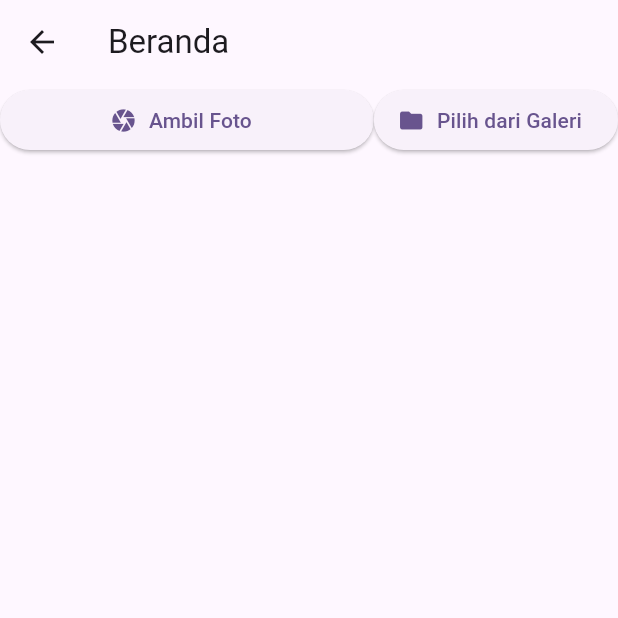
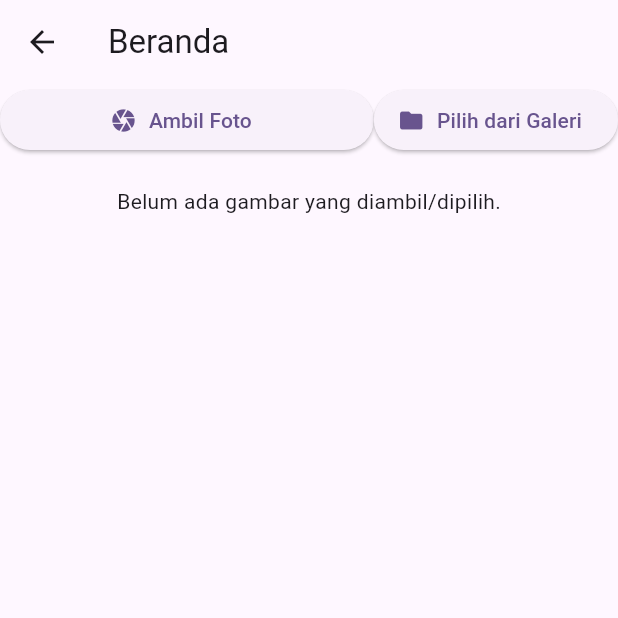
Before and after one commit to emzhran/CameraFile_0118, a Flutter app: the HomePage screen opened directly, on a phone screen of 412 x 824 dp, the top half of it. Run offline on Flutter 3.47's test engine with Material 3 defaults, Android fonts, the phone set to English and light mode, and no system bars; our stand-ins replace camera, image_picker, permission_handler.

Commit message:
menambahkan button untuk menghapus gambar dan menambahkan pesan jika belum ada gambar

```diff
--- a/lib/home_page.dart
+++ b/lib/home_page.dart
@@ -86,11 +86,26 @@ class _HomePageState extends State<HomePage> {
                 Text(
                   'Gambar disimpan di: ${_imageFile?.path ?? 'Tidak ada'}',
                   style: const TextStyle(fontSize: 12),
-                )
+                ),
+                ElevatedButton.icon(
+                  icon: const Icon(Icons.delete),
+                  label: const Text('Hapus Gambar'),
+                  onPressed: () async {
+                    await _imageFile?.delete();
+                    setState(() => _imageFile == null);
+                    ScaffoldMessenger.of(context).showSnackBar(
+                      const SnackBar(content: Text('Gambar dihapus'))
+                    );
+                  }
+                ),
               ],
             )
+            else
+              const Text('Belum ada gambar yang diambil/dipilih.'),
+            const SizedBox(height: 20)
           ],
-        )),
+        ),
+      ),
     );
   }
 }
```
